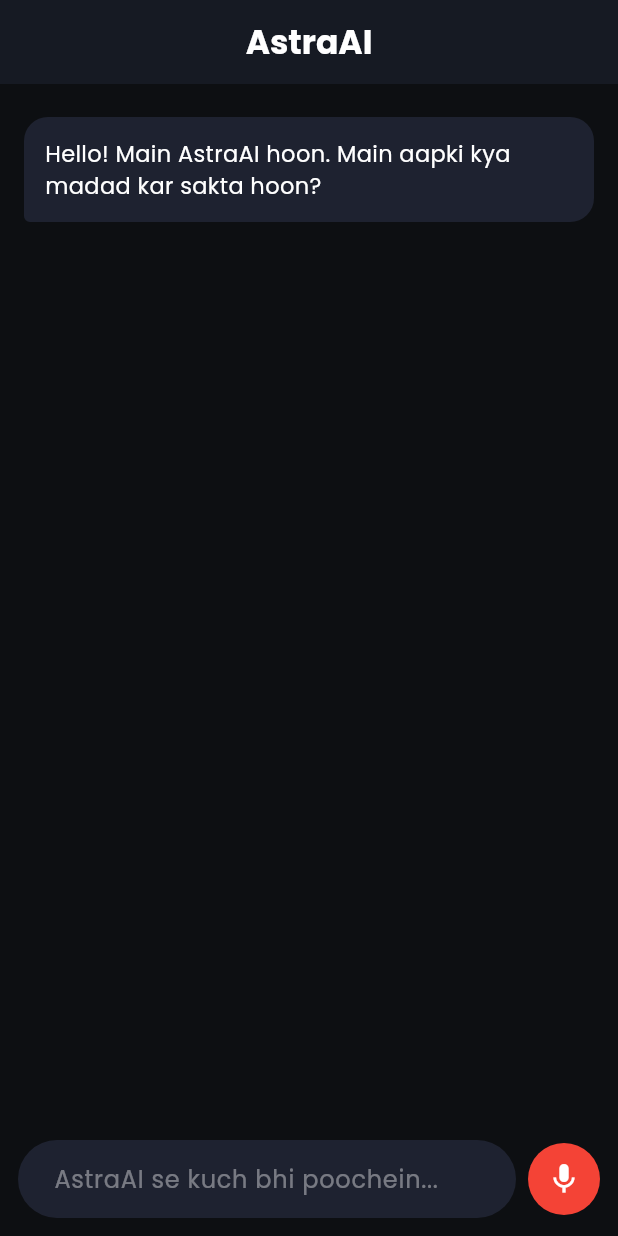
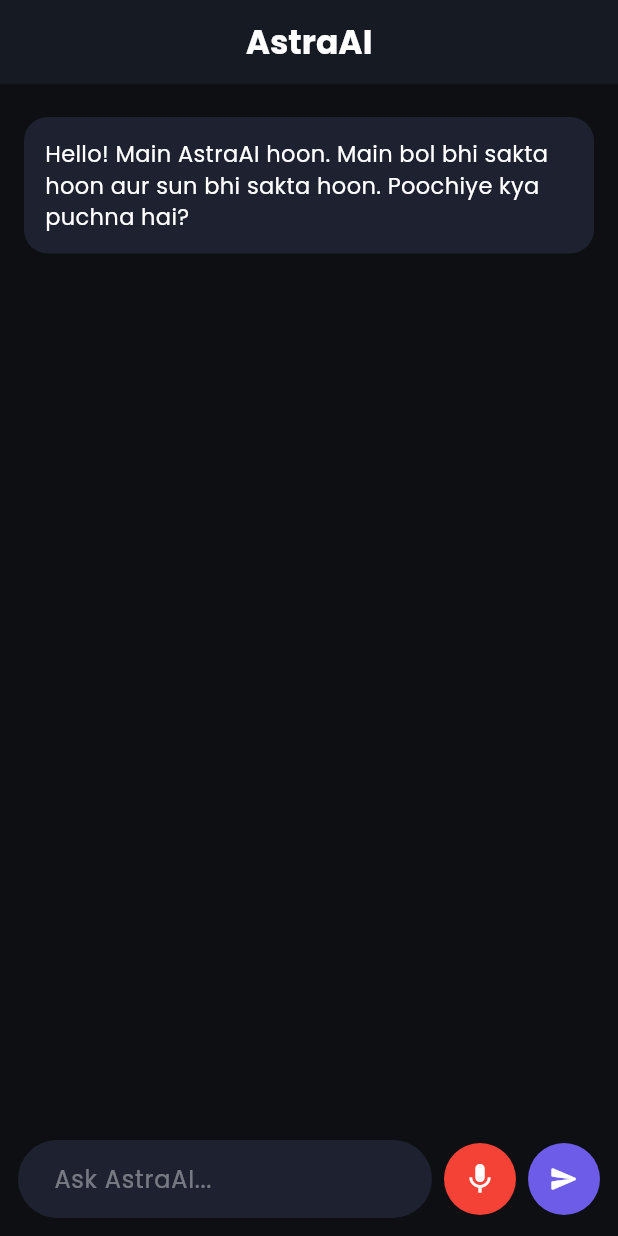
Before and after one commit to satyampatel-git/AstraAI, a Flutter app: the screen it shows after launch, after a tap on the "mic none" icon, on a phone screen of 412 x 824 dp. Run offline on Flutter 3.47's test engine with Material 3 defaults, Android fonts, the phone set to English and light mode, and no system bars; our stand-ins replace flutter_spinkit, flutter_tts, google_fonts, google_generative_ai, permission_handler, speech_to_text.

Commit message:
Phase 4: Integrated Text-To-Speech (TTS) voice responses and state handlers

```diff
--- a/app/lib/main.dart
+++ b/app/lib/main.dart
@@ -3,6 +3,7 @@
 import 'package:google_generative_ai/google_generative_ai.dart';
 import 'package:flutter_spinkit/flutter_spinkit.dart';
 import 'package:speech_to_text/speech_to_text.dart' as stt;
+import 'package:flutter_tts/flutter_tts.dart';
 import 'package:permission_handler/permission_handler.dart';
 
 void main() {
@@ -37,23 +38,24 @@
 class _ChatScreenState extends State<ChatScreen> {
   final TextEditingController _controller = TextEditingController();
   final List<Map<String, String>> _messages = [
-    {"role": "assistant", "content": "Hello! Main AstraAI hoon. Main aapki kya madad kar sakta hoon?"}
+    {"role": "assistant", "content": "Hello! Main AstraAI hoon. Main bol bhi sakta hoon aur sun bhi sakta hoon. Poochiye kya puchna hai?"}
   ];
 
   bool _isLoading = false;
+  bool _isSpeaking = false;
 
-  // Replace with your API key
   static const String _apiKey = "YOUR_GEMINI_API_KEY_HERE";
   GenerativeModel? _model;
   ChatSession? _chat;
 
-  // Speech to Text members
   final stt.SpeechToText _speech = stt.SpeechToText();
+  final FlutterTts _flutterTts = FlutterTts();
   bool _isListening = false;
 
   @override
   void initState() {
     super.initState();
+    _initTts();
     _requestMicrophonePermission();
     if (_apiKey != "YOUR_GEMINI_API_KEY_HERE") {
       _model = GenerativeModel(
@@ -64,27 +66,42 @@
     }
   }
 
+  void _initTts() {
+    _flutterTts.setStartHandler(() => setState(() => _isSpeaking = true));
+    _flutterTts.setCompletionHandler(() => setState(() => _isSpeaking = false));
+    _flutterTts.setErrorHandler((msg) => setState(() => _isSpeaking = false));
+    _flutterTts.setLanguage("hi-IN"); // Default Hindi/English friendly accent
+    _flutterTts.setSpeechRate(0.5);
+  }
+
+  Future<void> _speak(String text) async {
+    if (text.isNotEmpty) {
+      await _flutterTts.stop();
+      await _flutterTts.speak(text);
+    }
+  }
+
+  Future<void> _stopSpeaking() async {
+    await _flutterTts.stop();
+    setState(() => _isSpeaking = false);
+  }
+
   Future<void> _requestMicrophonePermission() async {
-    final status = await Permission.microphone.request();
-    if (status != PermissionStatus.granted) {
-      ScaffoldMessenger.of(context).showSnackBar(
-        const SnackBar(content: Text("Microphone permission denied. Voice feature unavailable.")),
-      );
-    }
+    await Permission.microphone.request();
   }
 
   void _listen() async {
     if (!_isListening) {
-      final available = await _speech.initialize(
+      bool available = await _speech.initialize(
         onStatus: (status) {
-          if (status == 'done') {
+          if (status == 'done' || status == 'notListening') {
             setState(() => _isListening = false);
-            if(_controller.text.isNotEmpty) {
+            if (_controller.text.isNotEmpty) {
               _sendMessage();
             }
           }
         },
-        onError: (error) => print('Error: $error'),
+        onError: (error) => setState(() => _isListening = false),
       );
 
       if (available) {
@@ -95,7 +112,6 @@
               _controller.text = result.recognizedWords;
             });
           },
-          listenMode: stt.ListenMode.confirmation,
         );
       }
     } else {
@@ -108,10 +124,7 @@
     final text = _controller.text.trim();
     if (text.isEmpty || _isLoading) return;
 
-    if(_speech.isListening){
-       _speech.stop();
-       setState(() => _isListening = false);
-    }
+    if (_isSpeaking) _stopSpeaking();
 
     setState(() {
       _messages.add({"role": "user", "content": text});
@@ -122,28 +135,25 @@
     try {
       if (_model == null) {
         await Future.delayed(const Duration(seconds: 1));
+        const fallbackText = "API Key set nahi hai! Kripya 'YOUR_GEMINI_API_KEY_HERE' ko apni API Key se replace karein.";
         setState(() {
-          _messages.add({
-            "role": "assistant",
-            "content": "API Key abhi set nahi hai! Kripya code mein 'YOUR_GEMINI_API_KEY_HERE' ko apni API Key se replace karein."
+          _messages.add({"role": "assistant", "content": fallbackText});
         });
-        });
+        _speak(fallbackText);
       } else {
         final content = Content.text(text);
         final response = await _chat!.sendMessage(content);
+        final aiResponse = response.text ?? "Mujhe samajh nahi aaya.";
+
         setState(() {
-          _messages.add({
-            "role": "assistant",
-            "content": response.text ?? "Mujhe samajh nahi aaya, kripya dobara poochein."
+          _messages.add({"role": "assistant", "content": aiResponse});
         });
-        });
+        _speak(aiResponse);
       }
     } catch (e) {
+      final errorMsg = "Error: Response fetch nahi ho paya. ($e)";
       setState(() {
-        _messages.add({
-          "role": "assistant",
-          "content": "Error: Response fetch nahi ho paya. ($e)"
-        });
+        _messages.add({"role": "assistant", "content": errorMsg});
       });
     } finally {
       setState(() {
@@ -158,11 +168,15 @@
       appBar: AppBar(
         backgroundColor: const Color(0xFF161A23),
         elevation: 0,
-        title: Text(
-          'AstraAI',
-          style: GoogleFonts.poppins(fontWeight: FontWeight.bold, color: Colors.white),
+        title: Text('AstraAI', style: GoogleFonts.poppins(fontWeight: FontWeight.bold, color: Colors.white)),
+        centerTitle: true,
+        actions: [
+          if (_isSpeaking)
+            IconButton(
+              icon: const Icon(Icons.volume_off, color: Colors.redAccent),
+              onPressed: _stopSpeaking,
             ),
-        centerTitle: true,
+        ],
       ),
       body: Column(
         children: [
@@ -179,12 +193,7 @@
                     padding: const EdgeInsets.all(14),
                     decoration: BoxDecoration(
                       color: isUser ? const Color(0xFF6C5CE7) : const Color(0xFF1E2230),
-                      borderRadius: BorderRadius.only(
-                        topLeft: const Radius.circular(16),
-                        topRight: const Radius.circular(16),
-                        bottomLeft: Radius.circular(isUser ? 16 : 4),
-                        bottomRight: Radius.circular(isUser ? 4 : 16),
-                      ),
+                      borderRadius: BorderRadius.circular(16),
                     ),
                     child: Text(
                       _messages[index]["content"]!,
@@ -198,10 +207,7 @@
           if (_isLoading)
             const Padding(
               padding: EdgeInsets.all(16.0),
-              child: SpinKitThreeBounce(
-                color: Color(0xFF6C5CE7),
-                size: 24.0,
-              ),
+              child: SpinKitThreeBounce(color: Color(0xFF6C5CE7), size: 24.0),
             ),
           Padding(
             padding: const EdgeInsets.all(12.0),
@@ -211,16 +217,12 @@
                   child: TextField(
                     controller: _controller,
                     style: const TextStyle(color: Colors.white),
-                    maxLines: null,
                     decoration: InputDecoration(
-                      hintText: 'AstraAI se kuch bhi poochein...',
+                      hintText: 'Ask AstraAI...',
                       hintStyle: TextStyle(color: Colors.white.withOpacity(0.4)),
                       filled: true,
                       fillColor: const Color(0xFF1E2230),
-                      border: OutlineInputBorder(
-                        borderRadius: BorderRadius.circular(30),
-                        borderSide: BorderSide.none,
-                      ),
+                      border: OutlineInputBorder(borderRadius: BorderRadius.circular(30), borderSide: BorderSide.none),
                       contentPadding: const EdgeInsets.symmetric(horizontal: 20, vertical: 14),
                     ),
                   ),
@@ -231,14 +233,10 @@
                   radius: 24,
                   child: IconButton(
                     onPressed: _listen,
-                    icon: Icon(
-                        _isListening ? Icons.mic : Icons.mic_none,
-                        color: Colors.white, size: 24),
+                    icon: Icon(_isListening ? Icons.mic : Icons.mic_none, color: Colors.white),
                   ),
                 ),
-                if (_controller.text.isNotEmpty)
                 const SizedBox(width: 8),
-                if (_controller.text.isNotEmpty)
                 CircleAvatar(
                   backgroundColor: const Color(0xFF6C5CE7),
                   radius: 24,
```
Lines whose indentation alone changed are shown as unchanged.
